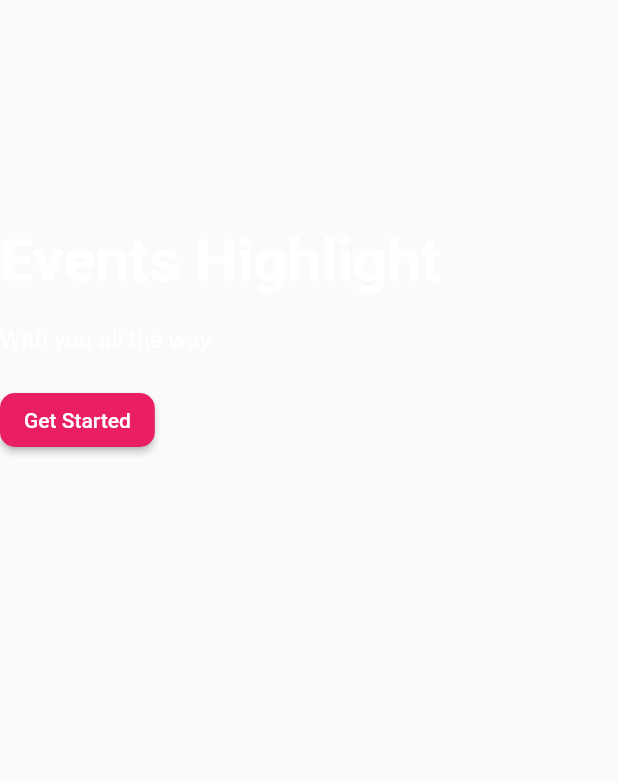
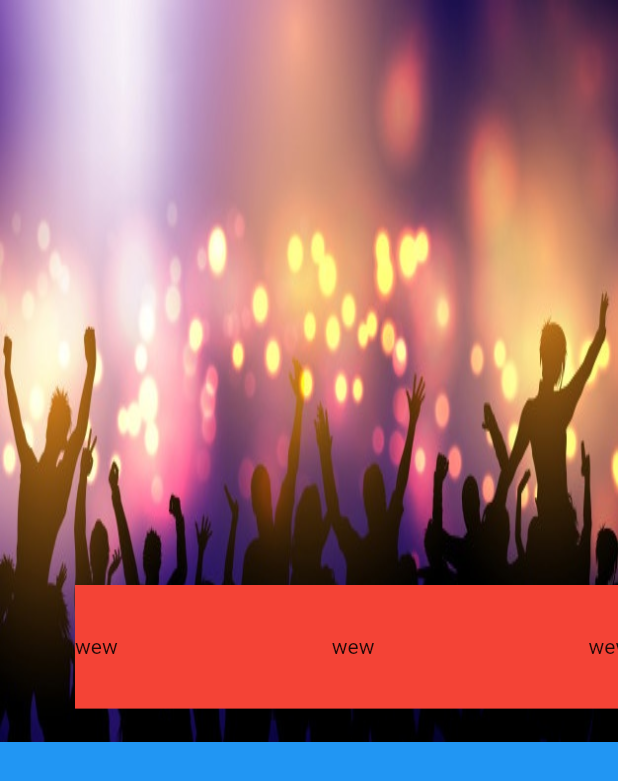
Before and after one commit to Anthony-10/where_to, a Flutter app: the LandingPageDesk widget shown alone on an empty page, opened directly, after a tap on "Get Started", on a phone screen of 412 x 824 dp. Shown: the top 781 px of the screen. Run offline on Flutter 3.47's test engine with Material 2 defaults, Android fonts, the phone set to English and light mode, and no system bars; our stand-ins replace animated_text_kit.

Commit message:
1.updated landing_page_desk.dart, landing_page_mobile.dart, nav_bar_desk.dart.dart, pubspec.yaml 2. Added stated.dart

```diff
--- a/lib/desktop_navbar/home_page_desk/landing_page_desk/landing_page_desk.dart
+++ b/lib/desktop_navbar/home_page_desk/landing_page_desk/landing_page_desk.dart
@@ -1,26 +1,39 @@
+import 'package:animated_text_kit/animated_text_kit.dart';
 import 'package:flutter/material.dart';
 
+import '../../../stated.dart';
+
 class LandingPageDesk extends StatelessWidget {
-  List<Widget> pageChildren() {
-    return <Widget>[
+  @override
+  Widget build(BuildContext context) {
+    return Row(mainAxisAlignment: MainAxisAlignment.start, children: [
       Padding(
         padding: const EdgeInsets.only(top: 150.0),
         child: Container(
           child: Column(
             crossAxisAlignment: CrossAxisAlignment.start,
             children: [
-              Text(
-                'Events Highlight',
-                style: TextStyle(
-                    fontWeight: FontWeight.bold,
-                    fontSize: 40.0,
-                    color: Colors.white),
+              AnimatedTextKit(
+                isRepeatingAnimation: false,
+                animatedTexts: [
+                  TypewriterAnimatedText('Events Highlight',
+                      textStyle: TextStyle(
+                          fontWeight: FontWeight.bold,
+                          fontSize: 40.0,
+                          color: Colors.white),
+                      speed: Duration(milliseconds: 60)),
+                ],
               ),
               Padding(
                 padding: const EdgeInsets.symmetric(vertical: 20.0),
-                child: Text(
-                  'With you all the way',
-                  style: TextStyle(fontSize: 16.0, color: Colors.white),
+                child: AnimatedTextKit(
+                  isRepeatingAnimation: false,
+                  animatedTexts: [
+                    TypewriterAnimatedText('With you all the way',
+                        textStyle:
+                            TextStyle(fontSize: 16.0, color: Colors.white),
+                        speed: Duration(milliseconds: 80)),
+                  ],
                 ),
               ),
               MaterialButton(
@@ -31,21 +44,17 @@ class LandingPageDesk extends StatelessWidget {
                     'Get Started',
                     style: TextStyle(color: Colors.white),
                   ),
-                  onPressed: () {}),
+                  onPressed: () {
+                    Navigator.push(
+                      context,
+                      MaterialPageRoute(builder: (context) => EventPage()),
+                    );
+                  }),
             ],
           ),
         ),
       ),
-      /*Image.asset(
-        'assets/photo-1.jpg',
-      )*/
-    ];
-  }
-
-  @override
-  Widget build(BuildContext context) {
-    return Row(
-        mainAxisAlignment: MainAxisAlignment.start, children: pageChildren());
+    ]);
 
     /*LayoutBuilder(builder: (context, constraints) {
       if (constraints.maxWidth > 800) {
--- a/lib/desktop_navbar/home_page_desk/nav_bar_desk/nav_bar_desk.dart
+++ b/lib/desktop_navbar/home_page_desk/nav_bar_desk/nav_bar_desk.dart
@@ -1,4 +1,6 @@
 import 'package:flutter/material.dart';
+
+import '../../../stated.dart';
 
 class NavBarDesk extends StatelessWidget {
   const NavBarDesk({Key? key}) : super(key: key);
@@ -54,7 +56,7 @@ class NavBarDesk extends StatelessWidget {
                   Text(
                     'Login',
                     style: TextStyle(color: Colors.white),
-                  )
+                  ),
                 ],
               ),
             )
--- a/lib/mobile_navbar/drawer/drawer.dart
+++ b/lib/mobile_navbar/drawer/drawer.dart
@@ -14,6 +14,10 @@ class _NavigationDrawerState extends State<NavigationDrawer> {
       child: ListView(
         padding: EdgeInsets.zero,
         children: [
+          Align(
+              alignment: Alignment.topLeft,
+              child:
+                  IconButton(onPressed: () {}, icon: Icon(Icons.arrow_back))),
           // header
           UserAccountsDrawerHeader(
             accountName: const Text('anthony'),
--- a/lib/mobile_navbar/home_page_mobile/landing_page_mobile/landing_page_mobile.dart
+++ b/lib/mobile_navbar/home_page_mobile/landing_page_mobile/landing_page_mobile.dart
@@ -1,8 +1,11 @@
 import 'package:flutter/material.dart';
 
+import '../../../stated.dart';
+
 class LandingPageMobile extends StatelessWidget {
-  List<Widget> pageChildren() {
-    return <Widget>[
+  @override
+  Widget build(BuildContext context) {
+    return Row(mainAxisAlignment: MainAxisAlignment.center, children: [
       Padding(
         padding: const EdgeInsets.only(top: 120.0),
         child: Container(
@@ -31,21 +34,17 @@ class LandingPageMobile extends StatelessWidget {
                     'Get Started',
                     style: TextStyle(color: Colors.white),
                   ),
-                  onPressed: () {}),
+                  onPressed: () {
+                    Navigator.push(
+                      context,
+                      MaterialPageRoute(builder: (context) => EventPage()),
+                    );
+                  }),
             ],
           ),
         ),
       ),
-      /*Image.asset(
-        'assets/photo-1.jpg',
-      )*/
-    ];
-  }
-
-  @override
-  Widget build(BuildContext context) {
-    return Row(
-        mainAxisAlignment: MainAxisAlignment.center, children: pageChildren());
+    ]);
 
     /*LayoutBuilder(builder: (context, constraints) {
       if (constraints.maxWidth > 800) {
--- /dev/null
+++ b/lib/stated.dart
@@ -0,0 +1,59 @@
+import 'package:flutter/material.dart';
+
+class EventPage extends StatefulWidget {
+  const EventPage({Key? key}) : super(key: key);
+
+  @override
+  _EventPageState createState() => _EventPageState();
+}
+
+class _EventPageState extends State<EventPage> {
+  @override
+  Widget build(BuildContext context) {
+    return Scaffold(
+      body: SingleChildScrollView(
+        child: Column(
+          children: [
+            Stack(
+              clipBehavior: Clip.none,
+              children: [
+                Container(
+                  height: MediaQuery.of(context).size.height * 1.7,
+                  color: Colors.blue,
+                ),
+                Container(
+                  height: MediaQuery.of(context).size.height * 0.6,
+                  decoration: BoxDecoration(
+                      image: DecorationImage(
+                    fit: BoxFit.fill,
+                    image: AssetImage(
+                      'assets/party.jpg',
+                    ),
+                  )),
+                ),
+                Positioned(
+                    top: 390,
+                    child: Padding(
+                      padding: const EdgeInsets.only(left: 50),
+                      child: Container(
+                        color: Colors.red,
+                        height: MediaQuery.of(context).size.height * 0.1,
+                        width: MediaQuery.of(context).size.width * 0.9,
+                        child: Row(
+                          mainAxisAlignment: MainAxisAlignment.spaceBetween,
+                          children: [
+                            Text('wew'),
+                            Text('wew'),
+                            Text('wew'),
+                          ],
+                        ),
+                      ),
+                    )),
+              ],
+            ),
+          ],
+        ),
+      ),
+    );
+  }
+}
--- a/pubspec.yaml
+++ b/pubspec.yaml
@@ -28,6 +28,7 @@ dependencies:
   # The following adds the Cupertino Icons font to your application.
   # Use with the CupertinoIcons class for iOS style icons.
   cupertino_icons: ^1.0.2
+  animated_text_kit: ^4.2.1
 
 dev_dependencies:
   flutter_test:
```
Also changed, not shown: pubspec.lock.
